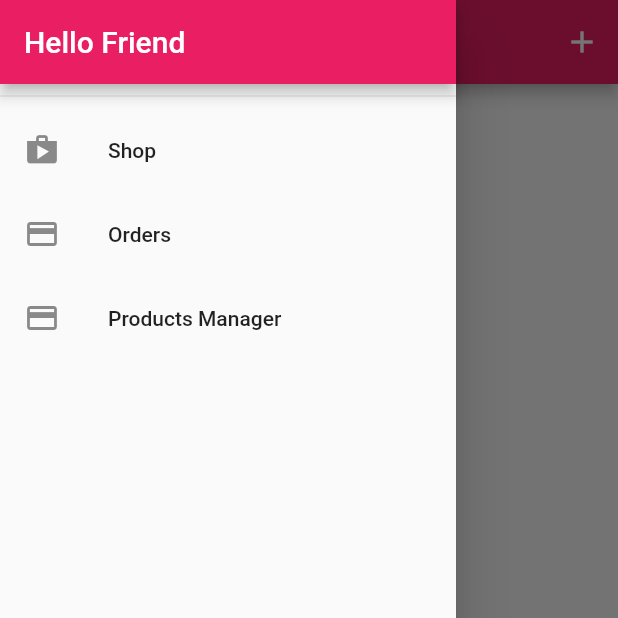
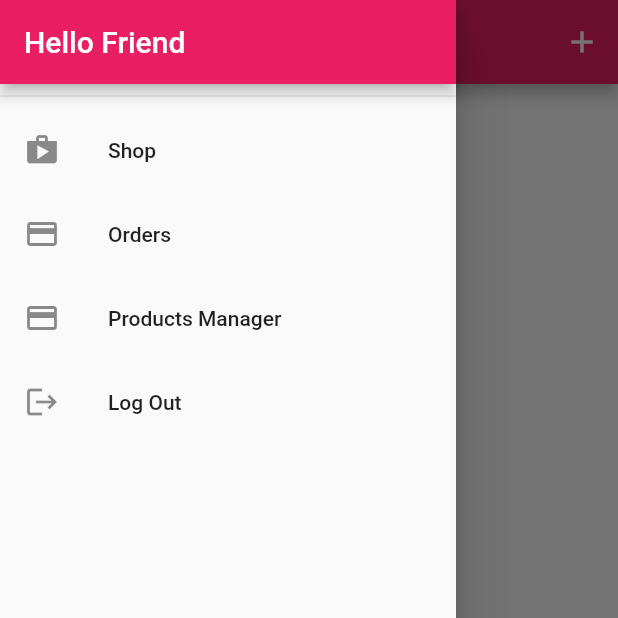
Before and after one commit to xuuanthuc/Firebase-Shop-App, a Flutter app: the UserProductScreen screen opened by its route, with the side drawer open, on a phone screen of 412 x 824 dp, the top half of it. Run offline on Flutter 3.47's test engine with Material 2 defaults, Android fonts, the phone set to English and light mode, and no system bars; our stand-ins replace shared_preferences; accounts and stored records are empty; network calls fail.

Commit message:
add logout, auto login, auth product , auth order

```diff
--- a/lib/providers/orders.dart
+++ b/lib/providers/orders.dart
@@ -19,6 +19,9 @@ class OrderItem {
 }
 
 class Order with ChangeNotifier {
+  final String authToken;
+  final String userID;
+  Order(this.authToken, this.userID, this._orders);
   List<OrderItem> _orders = [];
 
   List<OrderItem> get orders {
@@ -32,7 +35,7 @@ class Order with ChangeNotifier {
 
   void addOrder(List<CartItem> cartProduct, double total) async {
     final url =
-        'https://shop-app-50b42-default-rtdb.firebaseio.com/orders.json';
+        'https://shop-app-50b42-default-rtdb.firebaseio.com/orders/$userID.json?auth=$authToken';
     final response = await http.post(url,
         body: json.encode({
           'amount': total,
@@ -59,8 +62,8 @@ class Order with ChangeNotifier {
   }
 
   Future<void> fetchAndSetOrder() async {
-    const url =
-        'https://shop-app-50b42-default-rtdb.firebaseio.com/orders.json';
+    final url =
+        'https://shop-app-50b42-default-rtdb.firebaseio.com/orders/$userID.json?auth=$authToken';
     try {
       final response =
           await http.get(url); //post de gui yeu cau gui, get de yeu cau nhan
--- a/lib/screens/product_manager_screen/user_product_screen.dart
+++ b/lib/screens/product_manager_screen/user_product_screen.dart
@@ -11,12 +11,13 @@ class UserProductScreen extends StatelessWidget {
   static const routeName = '/user-product-screen';
 
   Future<void> _refeshProduct(BuildContext context) async{
-    await Provider.of<Products>(context, listen: false).fetchAndSetProduct();
+    await Provider.of<Products>(context, listen: false).fetchAndSetProduct(true);
   }
 
   @override
   Widget build(BuildContext context) {
-    final products = Provider.of<Products>(context);
+    // final products = Provider.of<Products>(context);
+    print('refesh');
     return Scaffold(
       appBar: AppBar(
         title: Text('Your Products'),
@@ -28,9 +29,14 @@ class UserProductScreen extends StatelessWidget {
         ],
       ),
       drawer: AppDrawer(),
-      body: RefreshIndicator(
+      body: FutureBuilder(
+        future: _refeshProduct(context),
+        builder:(ctx, snapshot) => snapshot.connectionState == ConnectionState.waiting ? Center(child: CircularProgressIndicator()) : RefreshIndicator(
           onRefresh: () => _refeshProduct(context),
-        child: Padding(
+          child:
+          Consumer<Products>(
+            builder:(ctx, products, _) =>
+                Padding(
               padding: EdgeInsets.all(8),
               child: ListView.builder(
                 itemBuilder: (ctx, i) => Column(
@@ -47,6 +53,8 @@ class UserProductScreen extends StatelessWidget {
               ),
             ),
           ),
+        ),
+      ),
     );
   }
 }
--- a/lib/widgets/app_drawer.dart
+++ b/lib/widgets/app_drawer.dart
@@ -1,6 +1,8 @@
 import 'package:flutter/material.dart';
 import 'file:///G:/Flutter%20Project/shop_app/lib/screens/orders_screen/order_screen.dart';
 import 'file:///G:/Flutter%20Project/shop_app/lib/screens/product_manager_screen/user_product_screen.dart';
+import 'package:provider/provider.dart';
+import 'package:shop_app/providers/auths.dart';
 
 class AppDrawer extends StatelessWidget {
   @override
@@ -28,6 +30,15 @@ class AppDrawer extends StatelessWidget {
             title: Text('Products Manager'),
             onTap: () => Navigator.of(context).pushReplacementNamed(UserProductScreen.routeName),
           ),
+          ListTile(
+            leading: Icon(Icons.logout),
+            title: Text('Log Out'),
+            onTap: () =>{
+              Navigator.of(context).pop(),
+              Navigator.of(context).pushReplacementNamed('/'),
+              Provider.of<Auth>(context, listen: false).loggout()
+            },
+          ),
         ],
       ),
     );
--- a/pubspec.yaml
+++ b/pubspec.yaml
@@ -27,6 +27,7 @@ dependencies:
   intl: ^0.16.1
   http: ^0.12.2
   firebase_database: ^6.0.0
+  shared_preferences: ^0.5.12+4
 
   # The following adds the Cupertino Icons font to your application.
   # Use with the CupertinoIcons class for iOS style icons.
```
Also changed, not shown: lib/main.dart (+14 -3 lines), lib/providers/auths.dart (+38 -1 lines), lib/providers/products.dart (+15 -8 lines), lib/screens/orders_screen/order_screen.dart (+12 -6 lines), lib/widgets/sflash_screen.dart (added, +12 -0 lines), pubspec.lock, 1 other file. Lines whose indentation alone changed are shown as unchanged.
